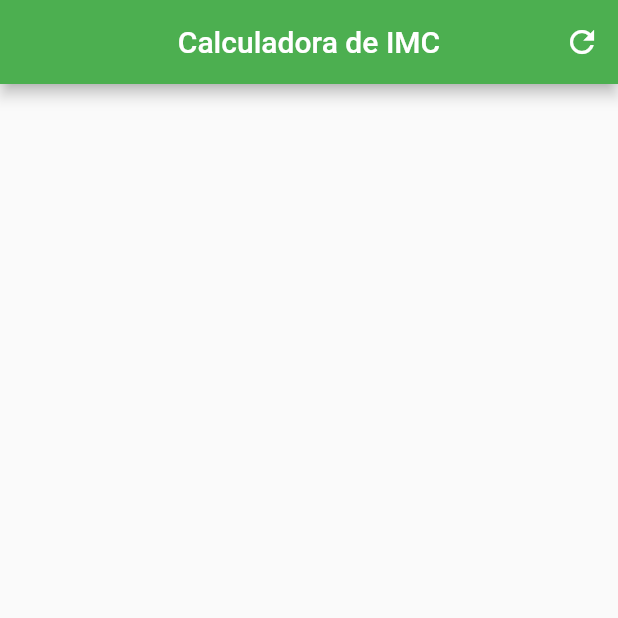
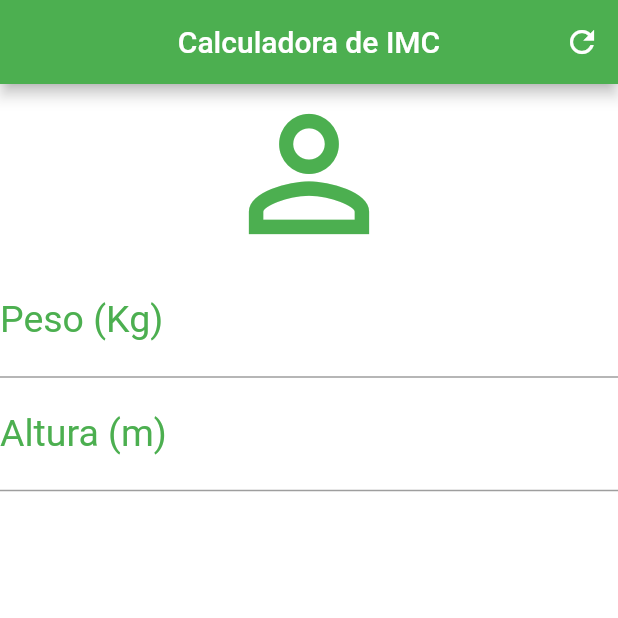
Before and after one commit to f-mtz/Flutter, a Flutter app: the screen it shows after launch, on a phone screen of 412 x 824 dp, the top half of it. Run offline on Flutter 3.47's test engine with Material 2 defaults, Android fonts, the phone set to English and light mode, and no system bars.

Commit message:
Inputs e Labels com TextField e Decoration

```diff
--- a/calculadora_imc/lib/main.dart
+++ b/calculadora_imc/lib/main.dart
@@ -20,7 +20,40 @@ class _HomeState extends State<Home> {
         centerTitle: true,
         backgroundColor: Colors.green,
         actions: [
-          IconButton(icon: Icon(Icons.refresh), onPressed: () {debugPrint("Reiniciando...");})
+          IconButton(
+              icon: Icon(Icons.refresh),
+              onPressed: () {
+                debugPrint("Reiniciando...");
+              })
+        ],
+      ),
+      backgroundColor: Colors.white,
+      body: Column(
+        crossAxisAlignment: CrossAxisAlignment.stretch,
+        children: [
+          Icon(
+            Icons.person_outline,
+            size: 120.0,
+            color: Colors.green,
+          ),
+          TextField(
+            keyboardType: TextInputType.number,
+            decoration: InputDecoration(
+              labelText: "Peso (Kg)",
+              labelStyle: TextStyle(color: Colors.green),
+            ),
+            textAlign: TextAlign.center,
+            style: TextStyle(color: Colors.green, fontSize: 25.0),
+          ),
+          TextField(
+            keyboardType: TextInputType.number,
+            decoration: InputDecoration(
+              labelText: "Altura (m)",
+              labelStyle: TextStyle(color: Colors.green),
+            ),
+            textAlign: TextAlign.center,
+            style: TextStyle(color: Colors.green, fontSize: 25.0),
+          )
         ],
       ),
     );
```
